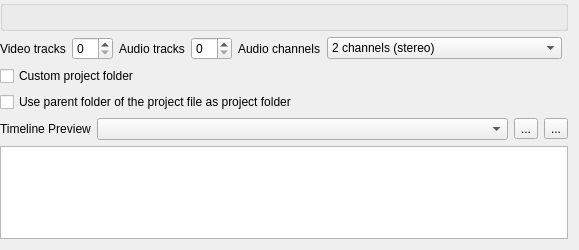
KDE/kdenlive, file src/ui/configproject_ui.ui: the form before one commit.
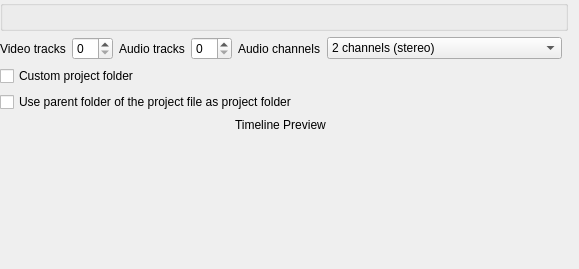
The form after the commit. Custom widgets are drawn as their Qt base class.

Diff of the .ui file:
```diff
--- a/src/ui/configproject_ui.ui
+++ b/src/ui/configproject_ui.ui
@@ -7,7 +7,7 @@
     <x>0</x>
     <y>0</y>
     <width>579</width>
-    <height>250</height>
+    <height>269</height>
    </rect>
   </property>
   <layout class="QGridLayout" name="gridLayout_2">
@@ -17,6 +17,9 @@
    <property name="topMargin">
     <number>0</number>
    </property>
+   <item row="1" column="1">
+    <widget class="QSpinBox" name="kcfg_videotracks"/>
+   </item>
    <item row="0" column="0" colspan="7">
     <widget class="QGroupBox" name="profile_box">
      <property name="flat">
@@ -24,22 +27,6 @@
      </property>
     </widget>
    </item>
-   <item row="7" column="0" colspan="7">
-    <widget class="QPlainTextEdit" name="previewparams">
-     <property name="sizePolicy">
-      <sizepolicy hsizetype="Expanding" vsizetype="Maximum">
-       <horstretch>0</horstretch>
-       <verstretch>0</verstretch>
-      </sizepolicy>
-     </property>
-     <property name="readOnly">
-      <bool>true</bool>
-     </property>
-    </widget>
-   </item>
-   <item row="1" column="3">
-    <widget class="QSpinBox" name="kcfg_audiotracks"/>
-   </item>
    <item row="1" column="4">
     <widget class="QLabel" name="label">
      <property name="text">
@@ -47,77 +34,15 @@
      </property>
     </widget>
    </item>
-   <item row="1" column="5">
-    <widget class="QComboBox" name="kcfg_audio_channels">
-     <property name="sizePolicy">
-      <sizepolicy hsizetype="MinimumExpanding" vsizetype="Fixed">
-       <horstretch>0</horstretch>
-       <verstretch>0</verstretch>
-      </sizepolicy>
+   <item row="3" column="0" colspan="6">
+    <widget class="QCheckBox" name="kcfg_sameprojectfolder">
+     <property name="text">
+      <string>Use parent folder of the project file as project folder</string>
      </property>
-     <item>
-      <property name="text">
-       <string>2 channels (stereo)</string>
-      </property>
-     </item>
-     <item>
-      <property name="text">
-       <string>4 channels</string>
-      </property>
-     </item>
-     <item>
-      <property name="text">
-       <string>6 channels</string>
-      </property>
-     </item>
     </widget>
    </item>
-   <item row="1" column="1">
-    <widget class="QSpinBox" name="kcfg_videotracks"/>
-   </item>
-   <item row="6" column="0" colspan="7">
-    <layout class="QHBoxLayout" name="horizontalLayout">
-     <item>
-      <widget class="QLabel" name="label_25">
-       <property name="sizePolicy">
-        <sizepolicy hsizetype="Maximum" vsizetype="Preferred">
-         <horstretch>0</horstretch>
-         <verstretch>0</verstretch>
-        </sizepolicy>
-       </property>
-       <property name="text">
-        <string>Timeline Preview</string>
-       </property>
-      </widget>
-     </item>
-     <item>
-      <widget class="QComboBox" name="kcfg_preview_profile">
-       <property name="sizePolicy">
-        <sizepolicy hsizetype="MinimumExpanding" vsizetype="Fixed">
-         <horstretch>0</horstretch>
-         <verstretch>0</verstretch>
-        </sizepolicy>
-       </property>
-      </widget>
-     </item>
-     <item>
-      <widget class="QToolButton" name="preview_showprofileinfo">
-       <property name="text">
-        <string>...</string>
-       </property>
-       <property name="checkable">
-        <bool>true</bool>
-       </property>
-      </widget>
-     </item>
-     <item>
-      <widget class="QToolButton" name="preview_manageprofile">
-       <property name="text">
-        <string>...</string>
-       </property>
-      </widget>
-     </item>
-    </layout>
+   <item row="1" column="3">
+    <widget class="QSpinBox" name="kcfg_audiotracks"/>
    </item>
    <item row="1" column="2">
     <widget class="QLabel" name="label_7">
@@ -133,7 +58,32 @@
      </property>
     </widget>
    </item>
-   <item row="8" column="0">
+   <item row="1" column="5">
+    <widget class="QComboBox" name="kcfg_audio_channels">
+     <property name="sizePolicy">
+      <sizepolicy hsizetype="MinimumExpanding" vsizetype="Fixed">
+       <horstretch>0</horstretch>
+       <verstretch>0</verstretch>
+      </sizepolicy>
+     </property>
+     <item>
+      <property name="text">
+       <string>2 channels (stereo)</string>
+      </property>
+     </item>
+     <item>
+      <property name="text">
+       <string>4 channels</string>
+      </property>
+     </item>
+     <item>
+      <property name="text">
+       <string>6 channels</string>
+      </property>
+     </item>
+    </widget>
+   </item>
+   <item row="7" column="0">
     <spacer name="verticalSpacer">
      <property name="orientation">
       <enum>Qt::Vertical</enum>
@@ -156,7 +106,7 @@
       </widget>
      </item>
      <item>
-      <widget class="KUrlRequester" name="projecturl" native="true">
+      <widget class="KUrlRequester" name="projecturl">
        <property name="enabled">
         <bool>false</bool>
        </property>
@@ -164,12 +114,22 @@
      </item>
     </layout>
    </item>
-   <item row="3" column="0" colspan="6">
-    <widget class="QCheckBox" name="kcfg_sameprojectfolder">
-     <property name="text">
-      <string>Use parent folder of the project file as project folder</string>
-     </property>
-    </widget>
+   <item row="6" column="0" colspan="6">
+    <layout class="QHBoxLayout" name="preview_profile_box">
+     <item>
+      <widget class="QLabel" name="label_25">
+       <property name="sizePolicy">
+        <sizepolicy hsizetype="Maximum" vsizetype="Preferred">
+         <horstretch>0</horstretch>
+         <verstretch>0</verstretch>
+        </sizepolicy>
+       </property>
+       <property name="text">
+        <string>Timeline Preview</string>
+       </property>
+      </widget>
+     </item>
+    </layout>
    </item>
   </layout>
  </widget>
```
